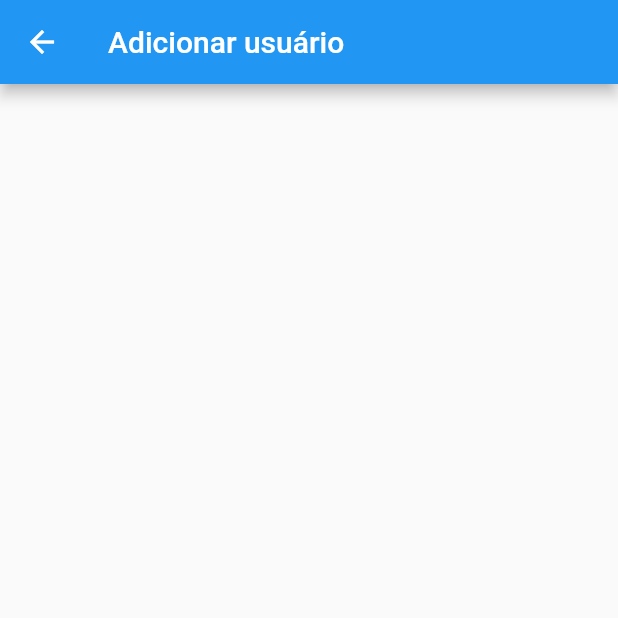
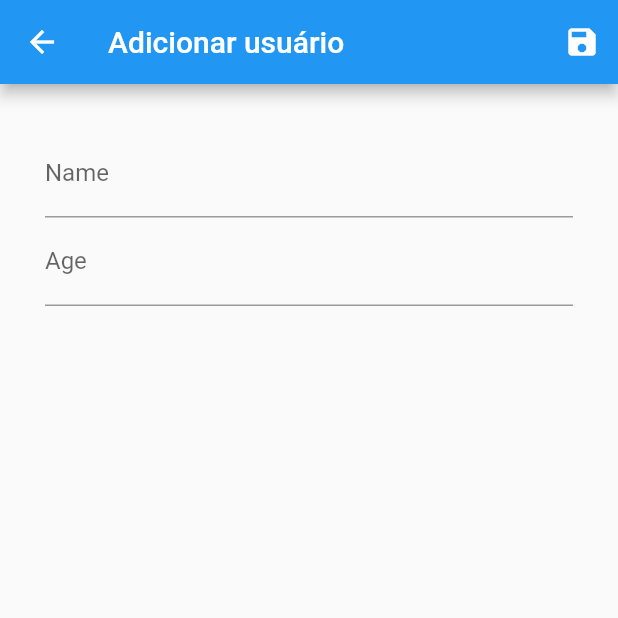
Before and after one commit to HicaroD/CRUDinFlutter, a Flutter app: the screen it shows after launch, after a tap on the "add" icon, on a phone screen of 412 x 824 dp, the top half of it. Run offline on Flutter 3.47's test engine with Material 2 defaults, Android fonts, the phone set to English and light mode, and no system bars.

Commit message:
form: adding form, saving it and returning back the data to the "db"

```diff
--- a/lib/widgets/add_user_form.dart
+++ b/lib/widgets/add_user_form.dart
@@ -1,13 +1,51 @@
+import 'dart:math';
+
 import 'package:flutter/material.dart';
 
+import '../models/user_model.dart';
+
 class AddUserForm extends StatelessWidget {
+  final _form = GlobalKey<FormState>();
+  final Map<String, dynamic> _formData = {};
+
   @override
   Widget build(BuildContext context) {
     return Scaffold(
       appBar: AppBar(
-        title: Text("Adicionar usuário"),
+        title: const Text("Adicionar usuário"),
+        actions: [
+          IconButton(
+            onPressed: () {
+              _form.currentState?.save();
+              User newUser = User(
+                  id: Random().nextInt(10000),
+                  name: _formData["Name"] as String,
+                  age: int.parse(_formData["Age"]));
+
+              Navigator.of(context).pop(newUser);
+            },
+            icon: const Icon(Icons.save),
+          )
+        ],
       ),
-      body: Column(children: []),
+      body: Padding(
+        padding: const EdgeInsets.all(30),
+        child: Form(
+          key: _form,
+          child: Column(
+            children: [
+              TextFormField(
+                decoration: const InputDecoration(labelText: "Name"),
+                onSaved: ((newValue) => _formData["Name"] = newValue),
+              ),
+              TextFormField(
+                decoration: const InputDecoration(labelText: "Age"),
+                onSaved: ((newValue) => _formData["Age"] = newValue),
+              ),
+            ],
+          ),
+        ),
+      ),
     );
   }
 }
--- a/lib/widgets/user_list_widget.dart
+++ b/lib/widgets/user_list_widget.dart
@@ -23,7 +23,13 @@ class _UserListState extends State<UserList> {
         actions: [
           IconButton(
             onPressed: () {
-              Navigator.of(context).pushNamed(Routes.USER_ADD_FORM);
+              Navigator.of(context).pushNamed(Routes.USER_ADD_FORM).then(
+                (newUser) {
+                  setState(() {
+                    users.addNewUser(newUser as User);
+                  });
+                },
+              );
             },
             icon: const Icon(Icons.add),
           ),
```
